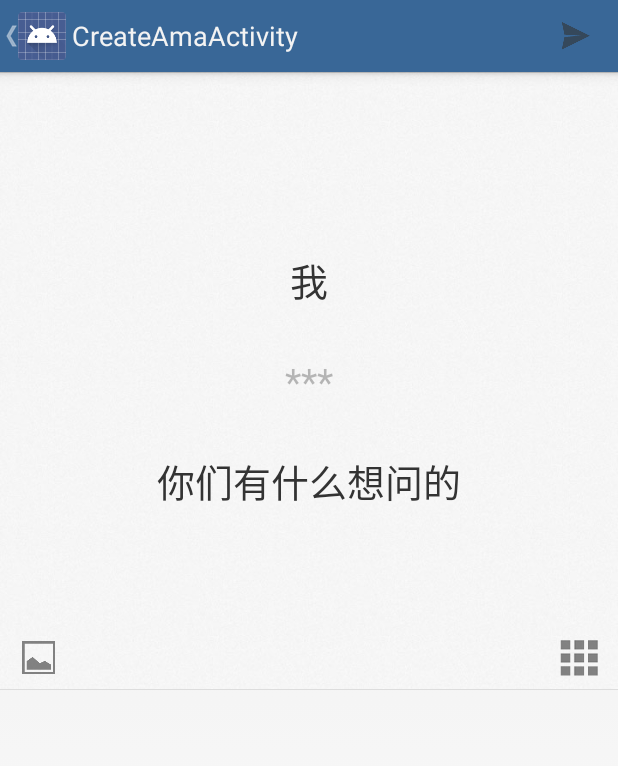
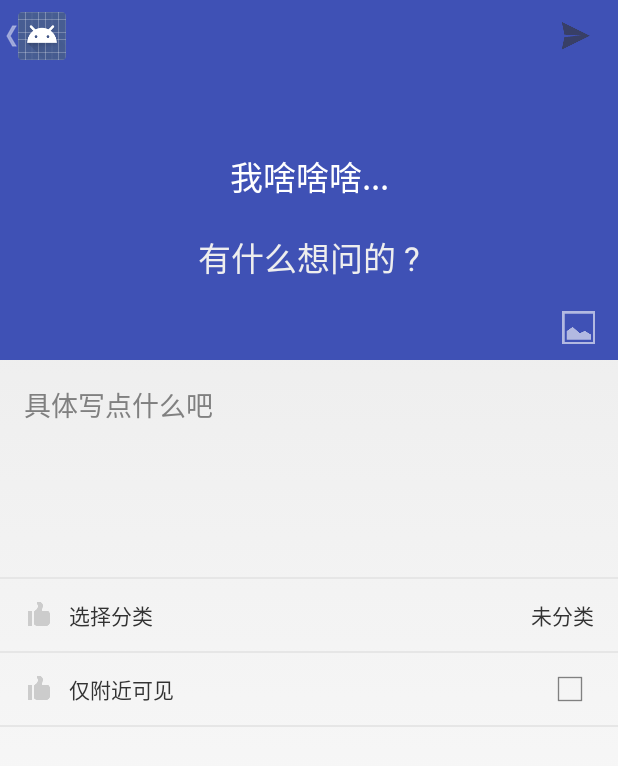
Before and after one commit to tinyao/wowo-android, an Android app: the CreateWowoActivity screen opened directly, with no data from a screen before it, on a phone screen of 412 x 824 dp. Shown: the top 766 px of the screen. Run offline under Robolectric (Android 15) with nearby library versions, the light colour scheme and no system bars; our stand-ins replace CircleImageView; pictures from the network do not load.

Commit message:
好多修改

```diff
--- a/app/src/main/java/com/wowo/ui/CreateWowoActivity.java
+++ b/app/src/main/java/com/wowo/ui/CreateWowoActivity.java
@@ -4,6 +4,7 @@ import android.app.Activity;
 import android.content.Intent;
 import android.content.res.TypedArray;
 import android.database.Cursor;
+import android.graphics.Color;
 import android.graphics.drawable.Drawable;
 import android.net.Uri;
 import android.os.Bundle;
@@ -25,39 +26,45 @@ import android.widget.Toast;
 import com.avos.avoscloud.AVException;
 import com.avos.avoscloud.SaveCallback;
 import com.wowo.R;
+import com.wowo.WoApplication;
 import com.wowo.adapter.GridViewPagerAdapter;
 import com.wowo.api.WowoApi;
+import com.wowo.model.Category;
 
 import org.goodev.helpviewpager.CirclePageIndicator;
 import org.goodev.helpviewpager.PageIndicator;
 
 import java.util.Random;
 
-public class CreateWowoActivity extends Activity implements GridViewPagerAdapter.OnTemplateSelectedListener {
+public class CreateWowoActivity extends Activity implements
+        GridViewPagerAdapter.OnTemplateSelectedListener, View.OnClickListener{
 
-    private ImageView imgBg;
     private EditText titleView;
-    private TextView meTv, askTv;
-    private ImageView imgOpt;
-    private CheckBox colorOpt;
+    private View categoryView, visScopeView;
+    private EditText bodyEdtV;
+    private ImageView photoView;
+    private View coverPanel;
     private TypedArray templateList;
-    private View templatePanel;
+    private TextView categoryTv, titleAskTv;
+    private CheckBox neabyOnlyCheck;
+
+    private Category mCategory;
 
     @Override
     protected void onCreate(Bundle savedInstanceState) {
         super.onCreate(savedInstanceState);
         getActionBar().setDisplayHomeAsUpEnabled(true);
-        setContentView(R.layout.activity_create_ama);
+        setContentView(R.layout.card_wowo_create);
+        getActionBar().setDisplayShowTitleEnabled(false);
 
-        imgBg = (ImageView) findViewById(R.id.ama_image);
-        titleView = (EditText) findViewById(R.id.ama_content_title);
-        meTv = (TextView) findViewById(R.id.ama_content_me);
-        askTv = (TextView) findViewById(R.id.ama_content_ask);
-        imgOpt = (ImageView) findViewById(R.id.image_opt);
-        colorOpt = (CheckBox) findViewById(R.id.color_opt);
-        templatePanel = findViewById(R.id.template_panel);
-
-        templateList = getResources().obtainTypedArray(R.array.templates_l);
+        photoView = (ImageView) findViewById(R.id.wowo_create_photo);
+        titleView = (EditText) findViewById(R.id.wowo_create_title);
+        titleAskTv = (TextView) findViewById(R.id.wowo_create_title_end);
+        coverPanel = findViewById(R.id.wowo_photo_lay);
+        categoryView = findViewById(R.id.wowo_create_option_category);
+        visScopeView = findViewById(R.id.wowo_create_option_visibility);
+        categoryTv = (TextView)findViewById(R.id.wowo_create_category_txt);
+        neabyOnlyCheck = (CheckBox) findViewById(R.id.wowo_create_nearby_only_check);
 
         titleView.addTextChangedListener(new TextWatcher() {
             @Override
@@ -80,37 +87,52 @@ public class CreateWowoActivity extends Activity implements GridViewPagerAdapter
             }
         });
 
-        colorOpt.setOnCheckedChangeListener(new CompoundButton.OnCheckedChangeListener() {
+        coverPanel.setOnClickListener(new View.OnClickListener() {
             @Override
-            public void onCheckedChanged(CompoundButton compoundButton, boolean b) {
-                templatePanel.setVisibility(b ? View.VISIBLE : View.GONE);
+            public void onClick(View view) {
+                Log.d("DEBUG", "cover panel click");
             }
         });
 
-        imgOpt.setOnClickListener(new View.OnClickListener() {
 
-            @Override
-            public void onClick(View view) {
-                Intent intent = new Intent(Intent.ACTION_OPEN_DOCUMENT);
+        templateList = getResources().obtainTypedArray(R.array.colors_l);
 
-                // Filter to only show results that can be "opened", such as a
-                // file (as opposed to a list of contacts or timezones)
-                intent.addCategory(Intent.CATEGORY_OPENABLE);
+        photoView.setBackgroundResource(WoApplication.getColors().getResourceId(new Random().nextInt(12), R.color.action_bar_color));
 
-                // Filter to show only images, using the image MIME data type.
-                // If one wanted to search for ogg vorbis files, the type would be "audio/ogg".
-                // To search for all documents available via installed storage providers,
-                // it would be "*/*".
-                intent.setType("image/*");
-                intent.putExtra("crop", "true");
-                startActivityForResult(intent, PICK_IMAGE);
-            }
-        });
+        categoryView.setOnClickListener(this);
+        visScopeView.setOnClickListener(this);
+
+//        colorOpt.setOnCheckedChangeListener(new CompoundButton.OnCheckedChangeListener() {
+//            @Override
+//            public void onCheckedChanged(CompoundButton compoundButton, boolean b) {
+//                templatePanel.setVisibility(b ? View.VISIBLE : View.GONE);
+//            }
+//        });
+//
+//        imgOpt.setOnClickListener(new View.OnClickListener() {
+//
+//            @Override
+//            public void onClick(View view) {
+//                Intent intent = new Intent(Intent.ACTION_OPEN_DOCUMENT);
+//
+//                // Filter to only show results that can be "opened", such as a
+//                // file (as opposed to a list of contacts or timezones)
+//                intent.addCategory(Intent.CATEGORY_OPENABLE);
+//
+//                // Filter to show only images, using the image MIME data type.
+//                // If one wanted to search for ogg vorbis files, the type would be "audio/ogg".
+//                // To search for all documents available via installed storage providers,
+//                // it would be "*/*".
+//                intent.setType("image/*");
+//                intent.putExtra("crop", "true");
+//                startActivityForResult(intent, PICK_IMAGE);
+//            }
+//        });
 
         loadTemplates();
     }
 
-    private static final int PICK_IMAGE = 100;
+    private static final int PICK_IMAGE = 102;
 
     @Override
     protected void onResume() {
@@ -157,13 +179,20 @@ public class CreateWowoActivity extends Activity implements GridViewPagerAdapter
         // as you specify a parent activity in AndroidManifest.xml.
         int id = item.getItemId();
         if (id == R.id.action_publish) {
-            createAMA("我" + titleView.getText().toString() + "，你们有什么想问的");
+            createWowo();
             return true;
         }
+
         return super.onOptionsItemSelected(item);
     }
 
-    private void createAMA(String title) {
+    private void createWowo() {
+        String title = titleView.getText() + "\n" + titleAskTv.getText();
+        String body = bodyEdtV.getText().toString();
+        int mCategoryId = mCategory.ordinal();
+        int color = 5;
+
+//        WowoApi.publishAma();
 
 //        WowoApi.publishAma(title, currentIndex, "cover.jpg", 0, 0, new SaveCallback() {
 //
@@ -185,52 +214,58 @@ public class CreateWowoActivity extends Activity implements GridViewPagerAdapter
     @Override
     public synchronized void OnTemplateSeleted(int index) {
 
-        if (index == 0) {
-            imgOpt.setImageResource(R.drawable.add_photo_light_selector);
-            colorOpt.setButtonDrawable(R.drawable.add_colorbg_light_selector);
-            titleView.setTextColor(getResources().getColor(R.color.text_dark));
-            titleView.setHintTextColor(getResources().getColor(R.color.text_dark_hint));
-            meTv.setTextColor(getResources().getColor(R.color.text_dark));
-            askTv.setTextColor(getResources().getColor(R.color.text_dark));
-        } else {
-            if (currentIndex == 0) {
-                imgOpt.setImageResource(R.drawable.add_photo_selector);
-                colorOpt.setButtonDrawable(R.drawable.add_colorbg_selector);
-                titleView.setTextColor(getResources().getColor(R.color.text_light));
-                titleView.setHintTextColor(getResources().getColor(R.color.text_light_hint));
-                meTv.setTextColor(getResources().getColor(R.color.text_light));
-                askTv.setTextColor(getResources().getColor(R.color.text_light));
-            }
-        }
+//        if (index == 0) {
+//            imgOpt.setImageResource(R.drawable.add_photo_light_selector);
+//            colorOpt.setButtonDrawable(R.drawable.add_colorbg_light_selector);
+//            titleView.setTextColor(getResources().getColor(R.color.text_dark));
+//            titleView.setHintTextColor(getResources().getColor(R.color.text_dark_hint));
+//            meTv.setTextColor(getResources().getColor(R.color.text_dark));
+//            askTv.setTextColor(getResources().getColor(R.color.text_dark));
+//        } else {
+//            if (currentIndex == 0) {
+//                imgOpt.setImageResource(R.drawable.add_photo_selector);
+//                colorOpt.setButtonDrawable(R.drawable.add_colorbg_selector);
+//                titleView.setTextColor(getResources().getColor(R.color.text_light));
+//                titleView.setHintTextColor(getResources().getColor(R.color.text_light_hint));
+//                meTv.setTextColor(getResources().getColor(R.color.text_light));
+//                askTv.setTextColor(getResources().getColor(R.color.text_light));
+//            }
+//        }
 
-        Drawable mBg = templateList.getDrawable(index);
-        imgBg.setImageDrawable(mBg);
+//        Drawable mBg = templateList.getDrawable(index);
+//        imgBg.setImageDrawable(mBg);
 
         currentIndex = index;
     }
 
     @Override
     protected void onActivityResult(int requestCode, int resultCode, Intent resultData) {
-        if (requestCode == PICK_IMAGE && resultCode == Activity.RESULT_OK) {
-            // The document selected by the user won't be returned in the intent.
-            // Instead, a URI to that document will be contained in the return intent
-            // provided to this method as a parameter.
-            // Pull that URI using resultData.getData().
-            Uri uri = null;
-            if (resultData != null) {
-                uri = resultData.getData();
-                Log.i("DEBUG", "Uri: " + uri.toString());
-                imgBg.setImageURI(uri);
-//                String path = getPath(uri);
-//
-//                byte[] decodedString = Base64.decode(person_object.getPhoto(),Base64.NO_WRAP);
-//                InputStream inputStream  = new ByteArrayInputStream(decodedString);
-//                Bitmap bitmap  = BitmapFactory.decodeStream(inputStream);
-//                user_image.setImageBitmap(bitmap);
-//
-//                Bitmap bm = BitmapFactory.decodeFile(path);
-            }
+//        if (requestCode == PICK_IMAGE && resultCode == Activity.RESULT_OK) {
+//            // The document selected by the user won't be returned in the intent.
+//            // Instead, a URI to that document will be contained in the return intent
+//            // provided to this method as a parameter.
+//            // Pull that URI using resultData.getData().
+//            Uri uri = null;
+//            if (resultData != null) {
+//                uri = resultData.getData();
+//                Log.i("DEBUG", "Uri: " + uri.toString());
+////                imgBg.setImageURI(uri);
+////                String path = getPath(uri);
+////
+////                byte[] decodedString = Base64.decode(person_object.getPhoto(),Base64.NO_WRAP);
+////                InputStream inputStream  = new ByteArrayInputStream(decodedString);
+////                Bitmap bitmap  = BitmapFactory.decodeStream(inputStream);
+////                user_image.setImageBitmap(bitmap);
+////
+////                Bitmap bm = BitmapFactory.decodeFile(path);
+//            }
+//        }
+
+        if (requestCode == REQUEST_CATEGORY && resultCode == RESULT_OK) {
+            mCategory = Category.values()[resultData.getIntExtra("category_id", Category.others.ordinal()-2) + 2];
+            categoryTv.setText(mCategory.getDisplayName());
         }
+
         super.onActivityResult(requestCode, resultCode, resultData);
     }
 
@@ -255,6 +290,21 @@ public class CreateWowoActivity extends Activity implements GridViewPagerAdapter
         }
         // this is our fallback here
         return uri.getPath();
+    }
+
+
+    private final static int REQUEST_CATEGORY = 100;
+    private final static int REQUEST_SCOPE = 101;
+
+    @Override
+    public void onClick(View view) {
+
+        switch (view.getId()) {
+            case R.id.wowo_create_option_category:
+                startActivityForResult(new Intent(this, CategoryActivity.class), REQUEST_CATEGORY);
+                break;
+        }
+
     }
 
 //    public static class AskTextAdapter extends PagerAdapter {
--- a/app/src/main/java/com/wowo/ui/MainActivity.java
+++ b/app/src/main/java/com/wowo/ui/MainActivity.java
@@ -154,6 +154,11 @@ public class MainActivity extends BaseActivity implements WowosFragment.OnFragme
             return true;
         }
         switch (item.getItemId()) {
+            case R.id.action_new_wowo:
+                startActivity(new Intent(this, CreateWowoActivity.class));
+                return true;
+            case R.id.action_notification:
+                return true;
             case R.id.action_settings:
                 return true;
             default:
@@ -172,6 +177,7 @@ public class MainActivity extends BaseActivity implements WowosFragment.OnFragme
 
         mPullToRefreshAttacher.setRefreshing(false);
         mCategory = category;
+
         mContentFragment = WowosFragment.newInstance(category);
         FragmentManager fragmentManager = getFragmentManager();
         fragmentManager.beginTransaction().replace(R.id.content_frame, mContentFragment).commit();
--- /dev/null
+++ b/app/src/main/res/layout/card_wowo_create.xml
@@ -0,0 +1,183 @@
+<?xml version="1.0" encoding="utf-8"?>
+<ScrollView xmlns:android="http://schemas.android.com/apk/res/android"
+    android:layout_width="match_parent"
+    android:layout_height="wrap_content">
+
+<LinearLayout
+    android:layout_width="match_parent"
+    android:layout_height="match_parent"
+    android:orientation="vertical">
+
+    <RelativeLayout
+        android:id="@+id/wowo_photo_lay"
+        android:layout_width="match_parent"
+        android:layout_height="240dp">
+
+        <ImageView
+            android:id="@+id/wowo_create_photo"
+            android:layout_width="match_parent"
+            android:layout_height="240dp"
+            android:adjustViewBounds="true"
+            android:contentDescription="@null"
+            android:maxHeight="240dp"
+            android:background="@color/action_bar_color"
+            android:scaleType="centerCrop"/>
+
+        <View
+            android:id="@+id/wowo_photo_mask"
+            android:layout_width="match_parent"
+            android:layout_height="240dp"
+            android:visibility="gone"
+            android:layout_alignBottom="@id/wowo_photo"
+            android:background="#77000000" />
+
+        <EditText
+            android:id="@+id/wowo_create_title"
+            android:layout_width="match_parent"
+            android:layout_height="wrap_content"
+            android:layout_centerInParent="true"
+            android:layout_marginLeft="30dp"
+            android:layout_marginRight="30dp"
+            android:background="@null"
+            android:gravity="center"
+            android:hint="我啥啥啥..."
+            android:lineSpacingExtra="3sp"
+            android:maxLines="4"
+            android:paddingBottom="5dp"
+            android:textColor="#fff"
+            android:textColorHint="#fff"
+            android:textSize="22sp" />
+
+        <TextView
+            android:id="@+id/wowo_create_title_end"
+            android:layout_width="wrap_content"
+            android:layout_height="wrap_content"
+            android:layout_below="@id/wowo_create_title"
+            android:layout_centerHorizontal="true"
+            android:layout_marginLeft="@dimen/activity_horizontal_margin"
+            android:layout_marginRight="@dimen/activity_horizontal_margin"
+            android:layout_marginTop="15dp"
+            android:text="有什么想问的 ?"
+            android:textColor="#eee"
+            android:textSize="22sp" />
+
+        <CheckBox
+            android:id="@+id/color_opt"
+            android:layout_width="wrap_content"
+            android:layout_height="wrap_content"
+            android:layout_alignParentRight="true"
+            android:layout_alignParentBottom="true"
+            android:layout_marginBottom="5dp"
+            android:layout_marginRight="10dp"
+            android:visibility="gone"
+            android:button="@drawable/add_colorbg_light_selector"
+            android:checked="false"
+            android:clickable="true" />
+
+        <ImageView
+            android:id="@+id/image_opt"
+            android:layout_width="wrap_content"
+            android:layout_height="wrap_content"
+            android:layout_alignParentBottom="true"
+            android:layout_alignParentRight="true"
+            android:layout_marginBottom="5dp"
+            android:layout_marginRight="10dp"
+            android:src="@drawable/add_photo_selector"
+            android:checked="false"
+            android:clickable="true" />
+
+    </RelativeLayout>
+
+    <EditText
+        android:id="@+id/wowo_create_body_edt"
+        android:layout_width="match_parent"
+        android:layout_height="match_parent"
+        android:paddingBottom="@dimen/activity_vertical_margin"
+        android:paddingLeft="@dimen/activity_horizontal_margin"
+        android:paddingRight="@dimen/activity_horizontal_margin"
+        android:paddingTop="@dimen/activity_vertical_margin"
+        android:layout_alignParentBottom="true"
+        android:background="@null"
+        android:gravity="top"
+        android:minLines="5"
+        android:hint="具体写点什么吧" />
+
+
+    <include layout="@layout/divider_view"/>
+
+    <RelativeLayout
+        android:id="@+id/wowo_create_option_category"
+        android:layout_width="match_parent"
+        android:layout_height="48dp"
+        android:gravity="center_vertical"
+        android:paddingLeft="@dimen/activity_horizontal_margin"
+        android:paddingRight="@dimen/activity_horizontal_margin"
+        android:layout_below="@id/wowo_photo_lay">
+
+        <ImageView
+            android:layout_width="wrap_content"
+            android:layout_height="match_parent"
+            android:src="@drawable/ic_vote_normal"
+            android:scaleType="centerInside"/>
+
+        <TextView
+            android:layout_width="wrap_content"
+            android:layout_height="match_parent"
+            android:layout_marginLeft="30dp"
+            android:gravity="center_vertical"
+            android:text="选择分类"/>
+
+        <TextView
+            android:id="@+id/wowo_create_category_txt"
+            android:layout_width="wrap_content"
+            android:layout_height="match_parent"
+            android:layout_marginLeft="30dp"
+            android:gravity="center_vertical"
+            android:layout_alignParentRight="true"
+            android:text="未分类"/>
+
+    </RelativeLayout>
+
+
+    <include layout="@layout/divider_view"/>
+
+    <RelativeLayout
+        android:id="@+id/wowo_create_option_visibility"
+        android:layout_width="match_parent"
+        android:layout_height="48dp"
+        android:gravity="center_vertical"
+        android:paddingLeft="@dimen/activity_horizontal_margin"
+        android:paddingRight="@dimen/activity_horizontal_margin"
+        android:layout_below="@id/wowo_photo_lay">
+
+        <ImageView
+            android:layout_width="wrap_content"
+            android:layout_height="match_parent"
+            android:src="@drawable/ic_vote_normal"
+            android:scaleType="centerInside"/>
+
+        <TextView
+            android:layout_width="wrap_content"
+            android:layout_height="match_parent"
+            android:layout_marginLeft="30dp"
+            android:gravity="center_vertical"
+            android:text="仅附近可见"/>
+
+        <CheckBox
+            android:id="@+id/wowo_create_nearby_only_check"
+            android:layout_width="wrap_content"
+            android:layout_height="match_parent"
+            android:layout_marginLeft="30dp"
+            android:layout_alignParentRight="true"
+            android:gravity="center_vertical"/>
+
+    </RelativeLayout>
+
+    <include layout="@layout/divider_view"/>
+
+
+
+
+</LinearLayout>
+
+</ScrollView>
--- a/app/src/main/res/menu/main.xml
+++ b/app/src/main/res/menu/main.xml
@@ -1,7 +1,7 @@
 <?xml version="1.0" encoding="utf-8"?>
 <menu xmlns:android="http://schemas.android.com/apk/res/android">
     <item
-        android:id="@+id/action_new_ama"
+        android:id="@+id/action_new_wowo"
         android:icon="@drawable/ic_action_new_secret"
         android:showAsAction="always"
         android:title="@string/action_new_ama" />
--- a/app/src/main/res/values/strings.xml
+++ b/app/src/main/res/values/strings.xml
@@ -23,15 +23,14 @@
     <string name="menu_follow">关注</string>
     <string name="menu_remove">删除</string>
     <string name="menu_report_block">举报</string>
-
     <string name="placeholder_session_title"></string>
     <string name="placeholder_session_subtitle"></string>
     <string name="placeholder_session_subtitle_and_abstract"></string>
     <string name="add_to_schedule">Add to schedule</string>
-
     <string name="drawer_open">Open navigation drawer</string>
     <string name="drawer_close">Close navigation drawer</string>
     <string name="menu_reply">回复评论</string>
     <string name="menu_like">点赞</string>
+    <string name="title_activity_category">CategoryActivity</string>
 
 </resources>
--- a/app/src/main/res/values/styles.xml
+++ b/app/src/main/res/values/styles.xml
@@ -63,4 +63,12 @@
         <item name="android:windowContentOverlay">@null</item>
     </style>
 
+    <style name="AppTheme.TranslucentActionBar.Transparent" parent="AppTheme.TranslucentActionBar">
+        <item name="android:actionBarStyle">@style/TransprentActionBar</item>
+    </style>
+
+    <style name="TransprentActionBar" parent="android:Widget.Holo.Light.ActionBar.Solid.Inverse">
+        <item name="android:background">@null</item>
+    </style>
+
 </resources>
```
Also changed, not shown: app/src/main/AndroidManifest.xml (+17 -14 lines), app/src/main/java/com/wowo/api/WowoApi.java (+109 -30 lines), app/src/main/java/com/wowo/ui/CategoryActivity.java (added, +51 -0 lines), app/src/main/res/drawable/card_gradient_bg.xml (+2 -6 lines), app/src/main/res/layout/activity_category.xml (added, +9 -0 lines), app/src/main/res/layout/card_wowo_base.xml (+8 -9 lines), app/src/main/res/layout/card_wowo_detail.xml (+7 -6 lines), app/src/main/res/layout/header.xml (+7 -3 lines), app/src/main/res/menu/category.xml (added, +8 -0 lines), app/src/main/res/values/arrays.xml (+15 -0 lines), app/src/main/res/drawable-xxhdpi/testing.jpg (added), 8 other files.
